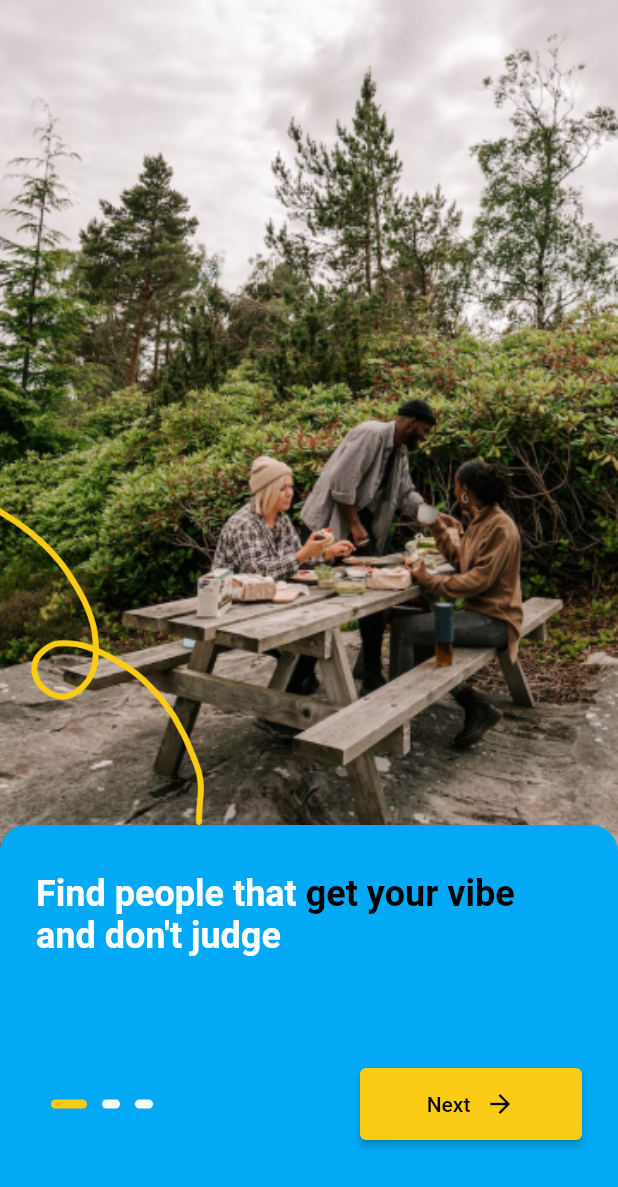
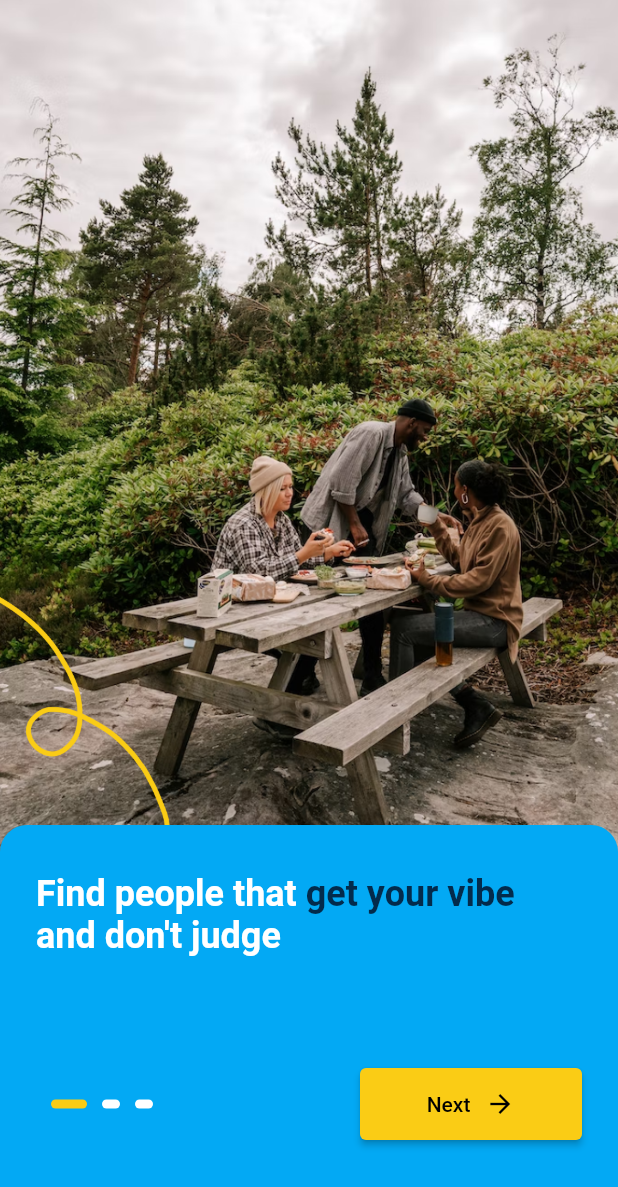
Before and after one commit to Priyanshu-Singhz/letsconnectnewui, a Flutter app: the screen it shows after launch, on a phone screen of 412 x 824 dp. Shown: the top 1187 px of the screen. Run offline on Flutter 3.47's test engine with Material 2 defaults, Android fonts, the phone set to English and light mode, and no system bars.

Commit message:
minor changes

```diff
--- a/lib/screens/onboarding.dart
+++ b/lib/screens/onboarding.dart
@@ -76,10 +76,10 @@ class OnBoardingCard extends StatelessWidget {
         ),
         Positioned(
           left: 0,
-          bottom: 274,
+          bottom: 250,
           child: Image.asset(
             "assets/onboarding/lines.png",
-            scale: 4,
+            scale: 4.8,
           ),
         ),
         Positioned(
@@ -134,7 +134,7 @@ class ContainerCard extends StatelessWidget {
                 TextSpan(
                   text: model.labels[1],
                   style: TextStyle(
-                    color: Colors.black,
+                    color: Color.fromARGB(255, 3, 43, 76),
                     fontSize: 24,
                     fontWeight: FontWeight.w700,
                   ),
```
Also changed, not shown: assets/onboarding/line.png (added), assets/onboarding/onboard1.png, assets/onboarding/onboard2.png, assets/onboarding/onboard3.png, lib/main.dart (line endings or trailing spaces).
